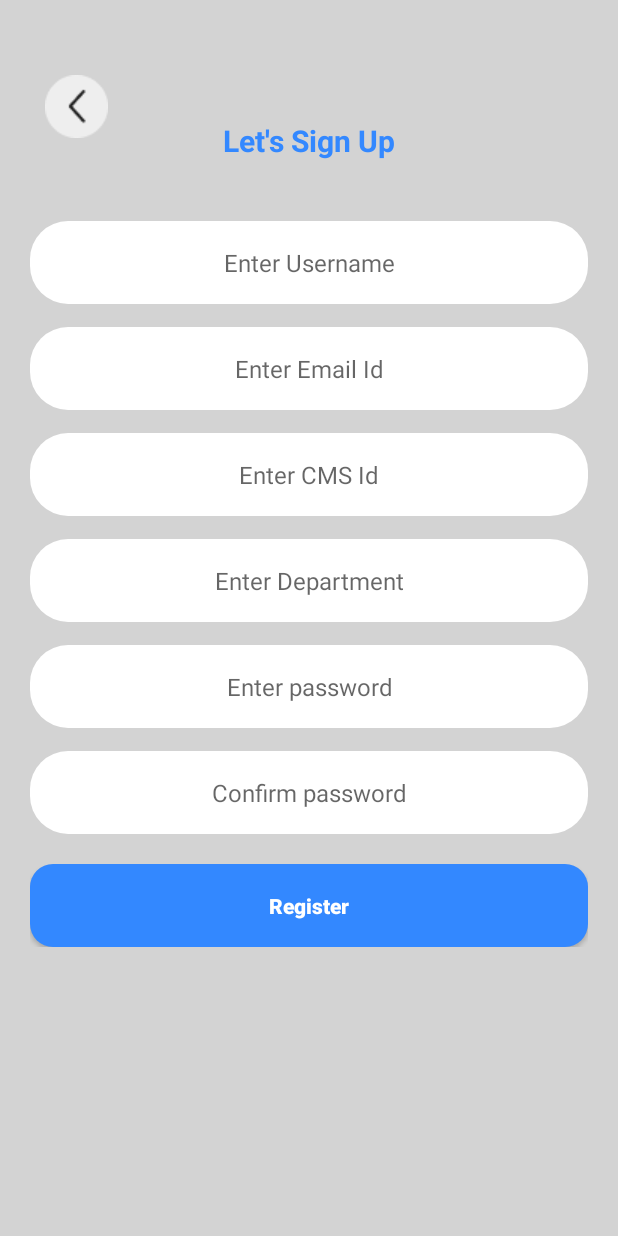
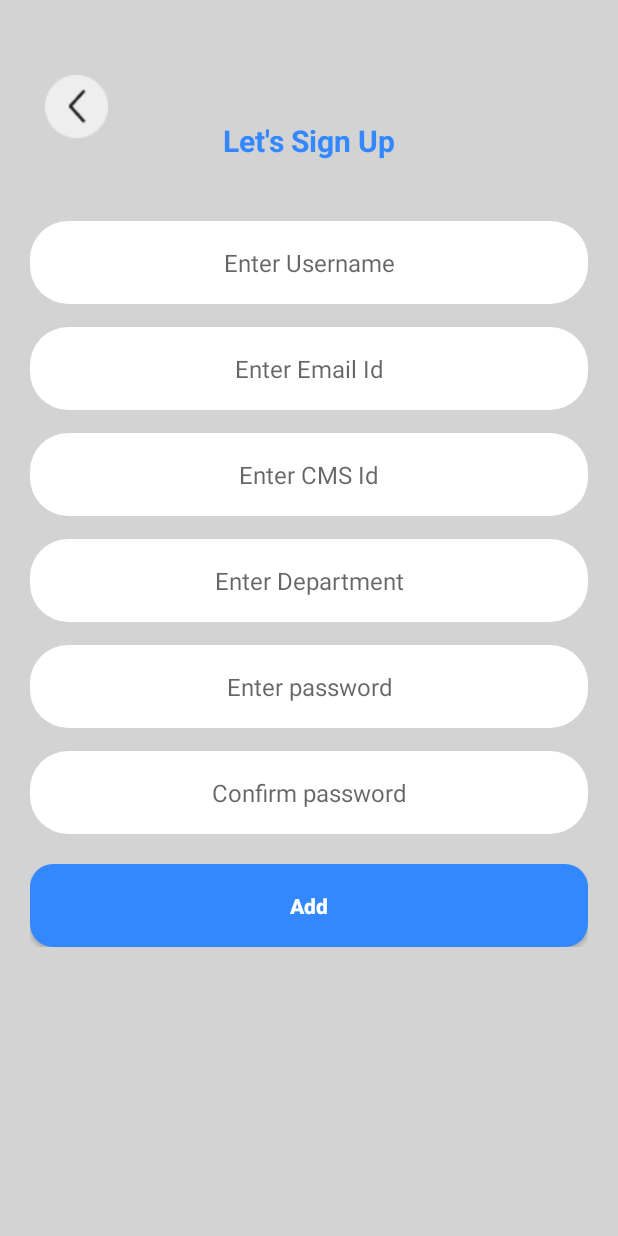
Before and after one commit to aburiro/e-votting-system_1_01, an Android app: the SignUp screen opened directly, with no data from a screen before it, on a phone screen of 412 x 824 dp. Run offline under Robolectric (Android 15) with nearby library versions, the phone set to English and light mode, and no system bars; our stand-ins replace Firebase (no records; nobody signed in at launch, a user with empty details on screens opened directly).

Commit message:
updated version

```diff
--- a/app/src/main/res/layout/activity_sign_up.xml
+++ b/app/src/main/res/layout/activity_sign_up.xml
@@ -143,7 +143,7 @@
                 android:layout_width="match_parent"
                 android:layout_height="55dp"
                 android:background="@drawable/round_back_primary15"
-                android:text="Register"
+                android:text="Add"
                 android:textAllCaps="false"
                 android:textColor="#FFFFFF"
                 android:textStyle="bold" />
```
